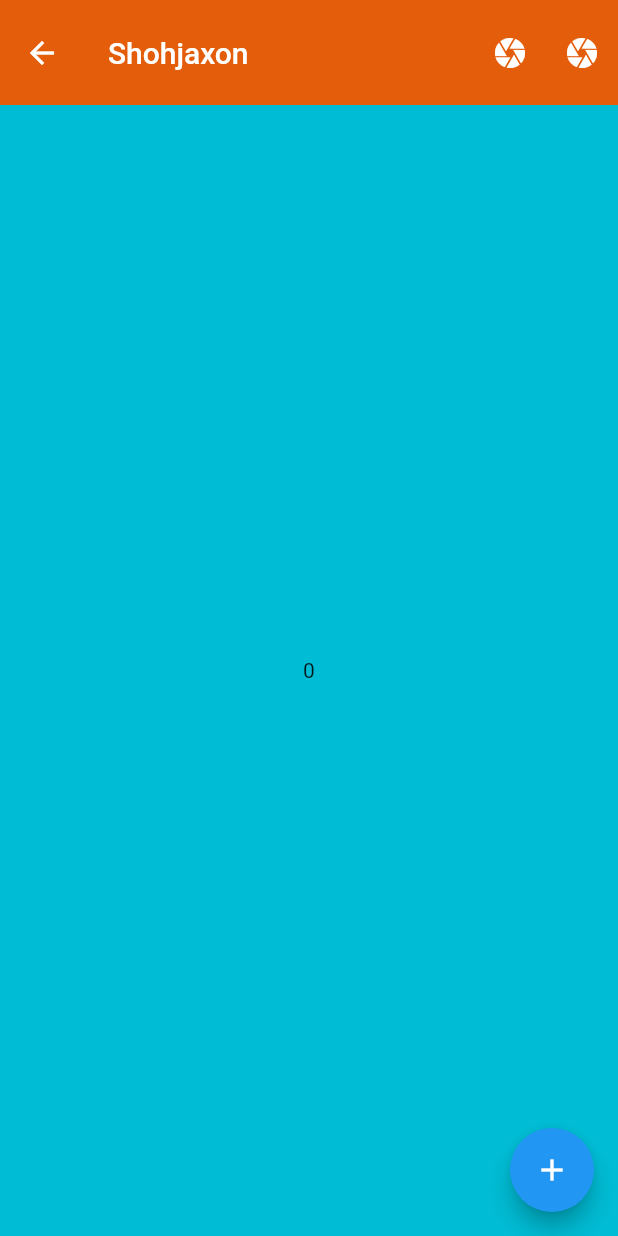
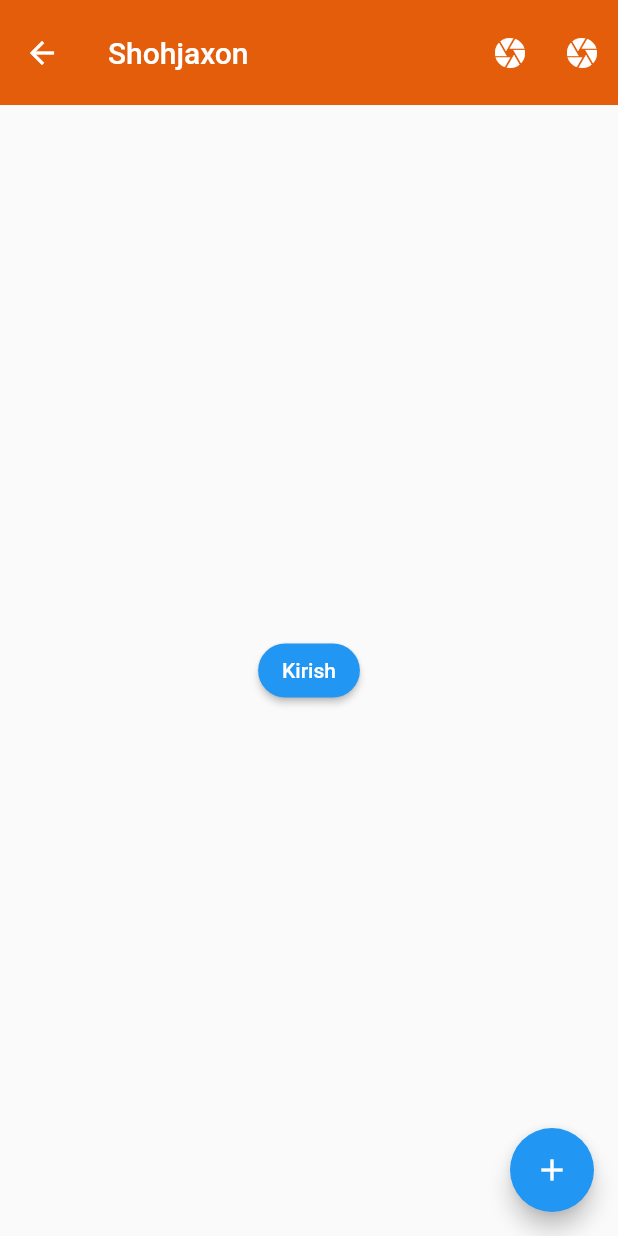
Before and after one commit to Asadbek-IP/lesson5, a Flutter app: the screen it shows after launch, on a phone screen of 412 x 824 dp. Run offline on Flutter 3.47's test engine with Material 2 defaults, Android fonts, the phone set to English and light mode, and no system bars.

Commit message:
button style

```diff
--- a/lib/pages/home_page.dart
+++ b/lib/pages/home_page.dart
@@ -17,7 +17,6 @@ class _HomePageState extends State<HomePage> {
   @override
   Widget build(BuildContext context) {
     return Scaffold(
-      backgroundColor: Colors.cyan,
       appBar: AppBar(
         toolbarHeight: 70,
         elevation: 0,
@@ -41,10 +40,11 @@ class _HomePageState extends State<HomePage> {
         ],
       ),
       body: Center(
-        child: Text("$yosh"),
-      ),
-      floatingActionButton: FloatingActionButton(
-        onPressed: () async {
+        child: ElevatedButton(
+          style: ButtonStyle(
+              shape: MaterialStatePropertyAll(RoundedRectangleBorder(
+                  borderRadius: BorderRadius.circular(20)))),
+          onPressed: () {
             Navigator.push(
               context,
               MaterialPageRoute(
@@ -59,6 +59,11 @@ class _HomePageState extends State<HomePage> {
             });
             // Navigator.pop(context); orqaga
           },
+          child: const Text("Kirish"),
+        ),
+      ),
+      floatingActionButton: FloatingActionButton(
+        onPressed: () async {},
         child: const Icon(Icons.add),
       ),
     );
```
Lines whose indentation alone changed are shown as unchanged.
